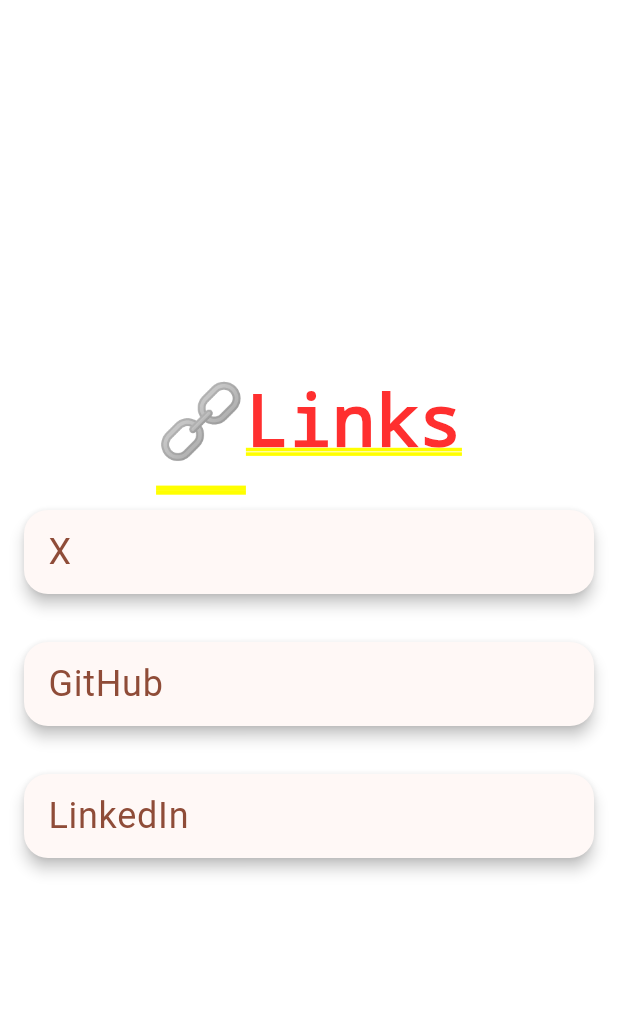
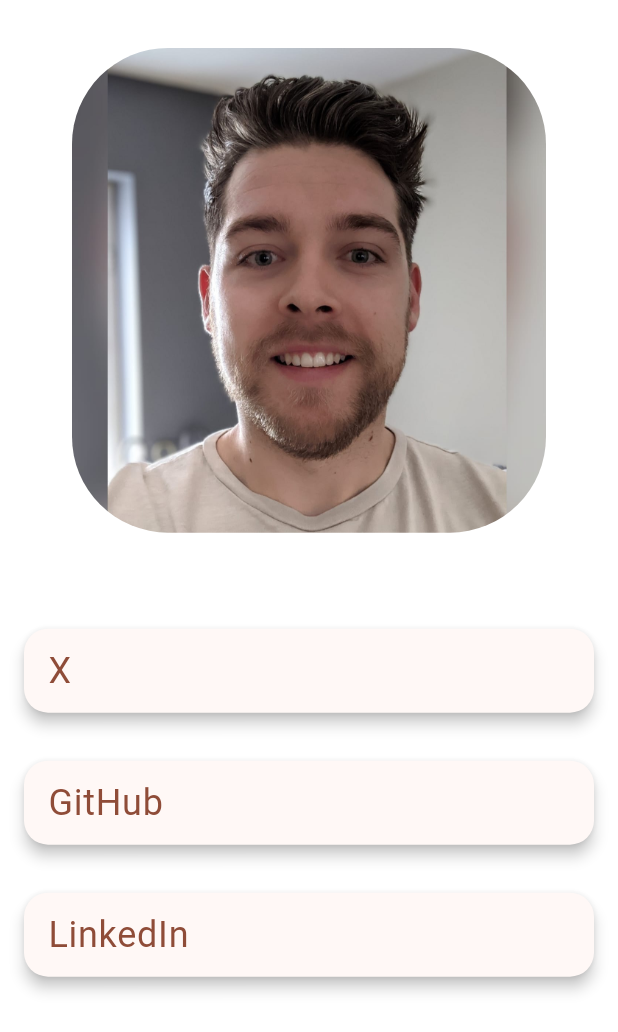
Before and after one commit to CillianMyles/cillianmyles.com, a Flutter app: the screen it shows after launch, on a phone screen of 412 x 824 dp. Shown: the top 1032 px of the screen. Run offline on Flutter 3.47's test engine with Material 3 defaults, Android fonts, the phone set to English and light mode, and no system bars.

Commit message:
feat: picture

```diff
--- a/lib/main.dart
+++ b/lib/main.dart
@@ -35,16 +35,25 @@ class _Page extends StatelessWidget {
         LogicalKeySet(LogicalKeyboardKey.arrowDown):
             const DirectionalFocusIntent(TraversalDirection.down),
       },
-      child: Center(
+      child: Align(
+        alignment: Alignment.topCenter,
         child: Container(
           constraints: const BoxConstraints(maxWidth: 400),
           margin: const EdgeInsets.symmetric(horizontal: 16),
           child: SingleChildScrollView(
             child: Column(
               mainAxisSize: MainAxisSize.min,
+              mainAxisAlignment: MainAxisAlignment.start,
               crossAxisAlignment: CrossAxisAlignment.center,
               children: [
-                const Text('🔗Links'),
+                Container(
+                  decoration: BoxDecoration(
+                    borderRadius: BorderRadius.circular(64),
+                  ),
+                  clipBehavior: Clip.antiAlias,
+                  margin: const EdgeInsets.all(32),
+                  child: Image.asset('assets/images/cillian.jpg'),
+                ),
                 const SizedBox(height: 32),
                 _Button(
                   title: 'X',
```
